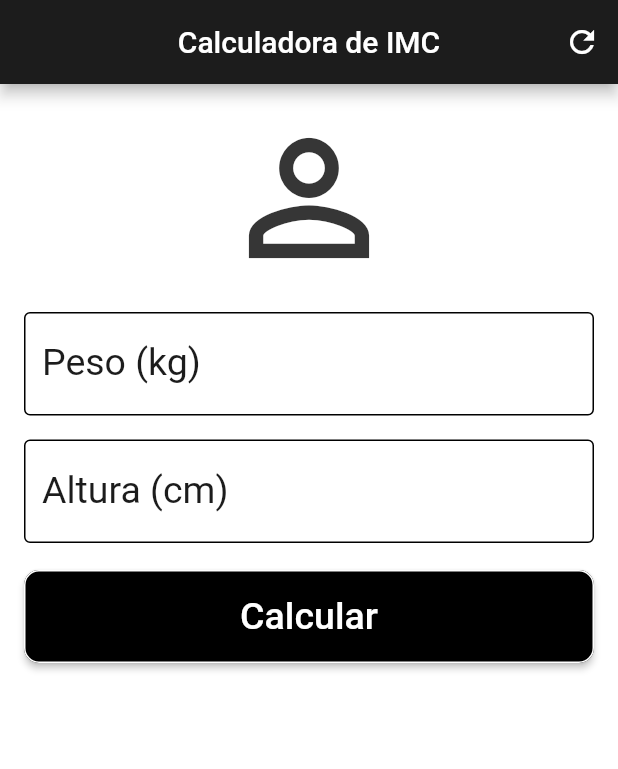
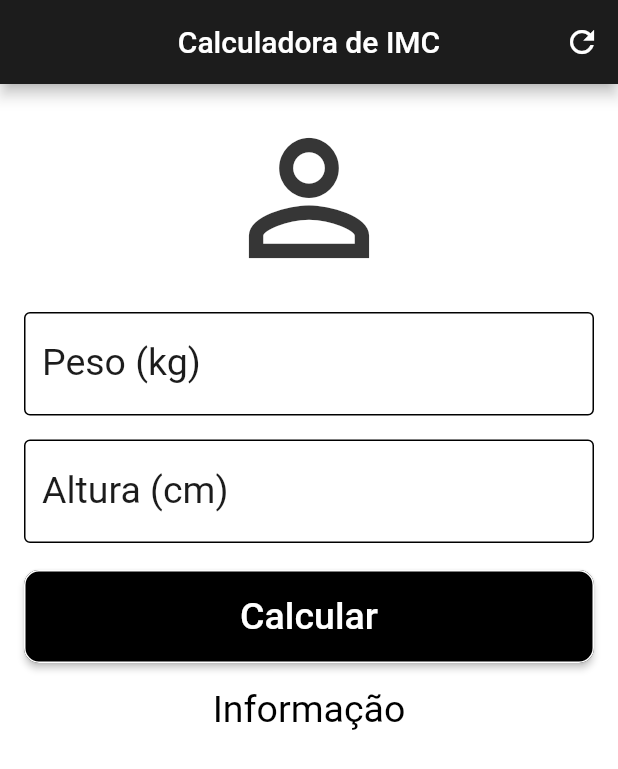
Before and after one commit to Francisco1030/app-imc-flutter, a Flutter app: the screen it shows after launch, on a phone screen of 412 x 824 dp. Shown: the top 769 px of the screen. Run offline on Flutter 3.47's test engine with Material 2 defaults, Android fonts, the phone set to English and light mode, and no system bars.

Commit message:
Criado Text;

```diff
--- a/lib/main.dart
+++ b/lib/main.dart
@@ -27,7 +27,8 @@ class _HomeState extends State<Home> {
         ],
       ),
       backgroundColor: _colorFromHex("#ffffff"),
-        body: Padding(
+      body: SingleChildScrollView(
+          child: Padding(
         padding: const EdgeInsets.all(16.0),
         child: Column(
           crossAxisAlignment: CrossAxisAlignment.stretch,
@@ -50,8 +51,8 @@ class _HomeState extends State<Home> {
                   border: const OutlineInputBorder(),
                 ),
                 //textAlign: TextAlign.center,
-                  style: TextStyle(
-                      color: _colorFromHex("#1C1C1C"), fontSize: 25.0),
+                style:
+                    TextStyle(color: _colorFromHex("#1C1C1C"), fontSize: 25.0),
               ),
             ),
             Padding(
@@ -70,8 +71,8 @@ class _HomeState extends State<Home> {
                   border: const OutlineInputBorder(),
                 ),
                 //textAlign: TextAlign.center,
-                  style: TextStyle(
-                      color: _colorFromHex("#1C1C1C"), fontSize: 25.0),
+                style:
+                    TextStyle(color: _colorFromHex("#1C1C1C"), fontSize: 25.0),
               ),
             ),
             Container(
@@ -91,9 +92,18 @@ class _HomeState extends State<Home> {
                 ),
               ),
             ),
+            Padding(
+              padding: const EdgeInsets.only(top: 16.0),
+              child: Text(
+                "Informação",
+                textAlign: TextAlign.center,
+                style: TextStyle(color: Colors.black, fontSize: 25.0),
+              ),
+            ),
           ],
         ),
-        ));
+      )),
+    );
   }
 }
 
```
Lines whose indentation alone changed are shown as unchanged.
